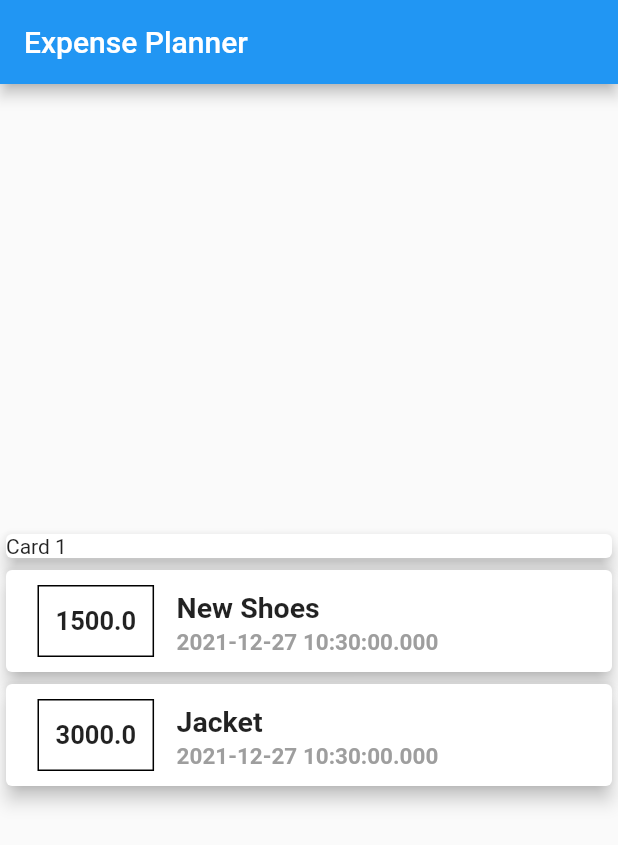
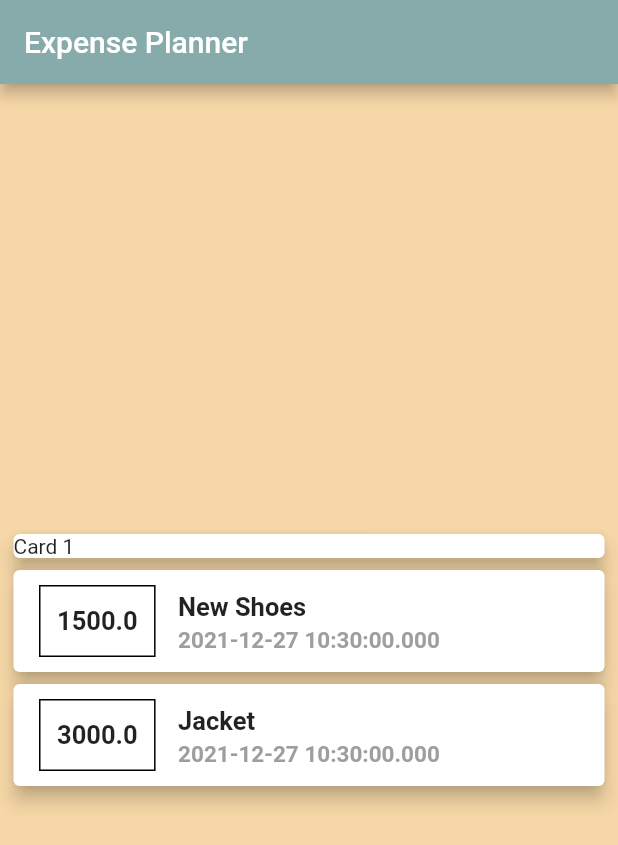
Before and after one commit to shahrazeahmad07/expense_planner, a Flutter app: the screen it shows after launch, on a phone screen of 412 x 824 dp. Shown: the top 845 px of the screen. Run offline on Flutter 3.47's test engine with Material 2 defaults, Android fonts, the phone set to English and light mode, and no system bars.

Commit message:
Container around body for color, Scaffold color, app bar color

```diff
--- a/lib/main.dart
+++ b/lib/main.dart
@@ -28,10 +28,16 @@ class MyHomePage extends StatelessWidget {
   @override
   Widget build(BuildContext context) {
     return Scaffold(
+      backgroundColor: const Color(0xFFF6D7A7),
       appBar: AppBar(
+        backgroundColor: const Color(0xFF87AAAA),
         title: const Text("Expense Planner"),
       ),
-      body: Column(
+      body: Container(
+        margin: const EdgeInsets.symmetric(
+          horizontal: 5,
+        ),
+        child: Column(
           mainAxisAlignment: MainAxisAlignment.center,
           crossAxisAlignment: CrossAxisAlignment.stretch,
           children: [
@@ -46,7 +52,7 @@ class MyHomePage extends StatelessWidget {
                   child: Row(
                     children: [
                       Container(
-                      margin: const EdgeInsets.fromLTRB(21, 10, 15, 10),
+                        margin: const EdgeInsets.fromLTRB(17, 10, 15, 10),
                         decoration: BoxDecoration(
                           border: Border.all(
                             color: Colors.black,
@@ -67,15 +73,15 @@ class MyHomePage extends StatelessWidget {
                       ),
                       Container(
                         margin: EdgeInsets.only(top: 3),
-                      height: 43,
+                        height: 45,
                         child: Column(
                           crossAxisAlignment: CrossAxisAlignment.start,
-                        mainAxisAlignment: MainAxisAlignment.spaceBetween,
+                          mainAxisAlignment: MainAxisAlignment.spaceAround,
                           children: [
                             Text(
                               e.title,
                               style: const TextStyle(
-                              fontSize: 19,
+                                fontSize: 17,
                                 fontWeight: FontWeight.bold,
                               ),
                             ),
@@ -97,6 +103,7 @@ class MyHomePage extends StatelessWidget {
             ),
           ],
         ),
+      ),
     );
   }
 }
```
Lines whose indentation alone changed are shown as unchanged.
